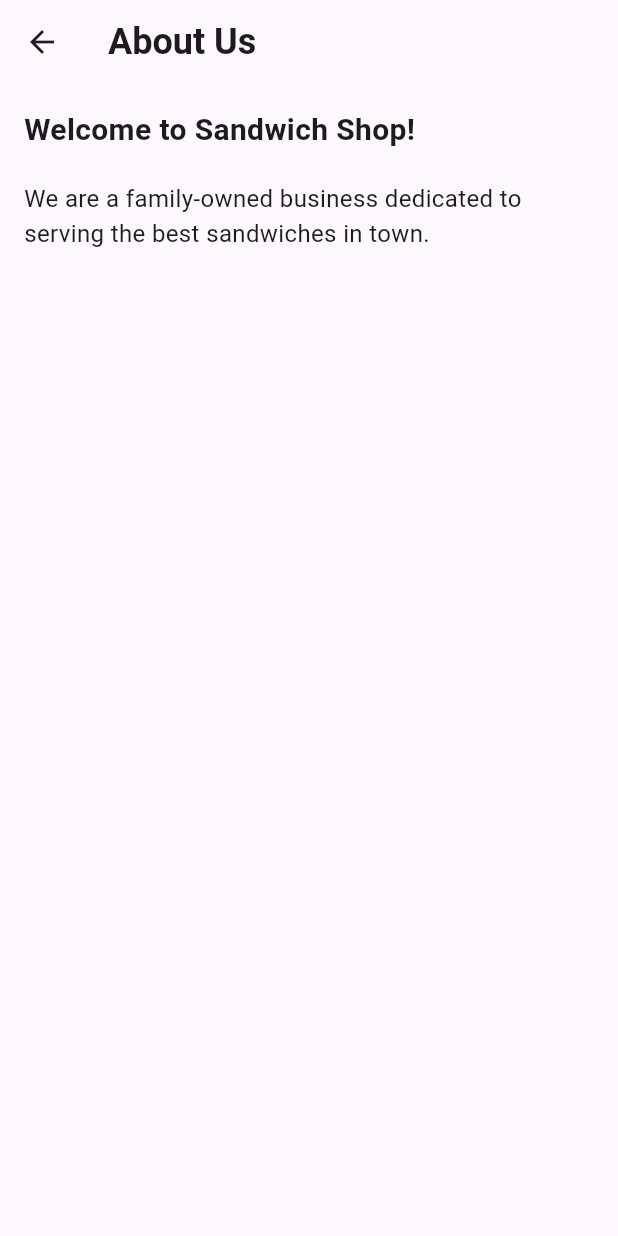
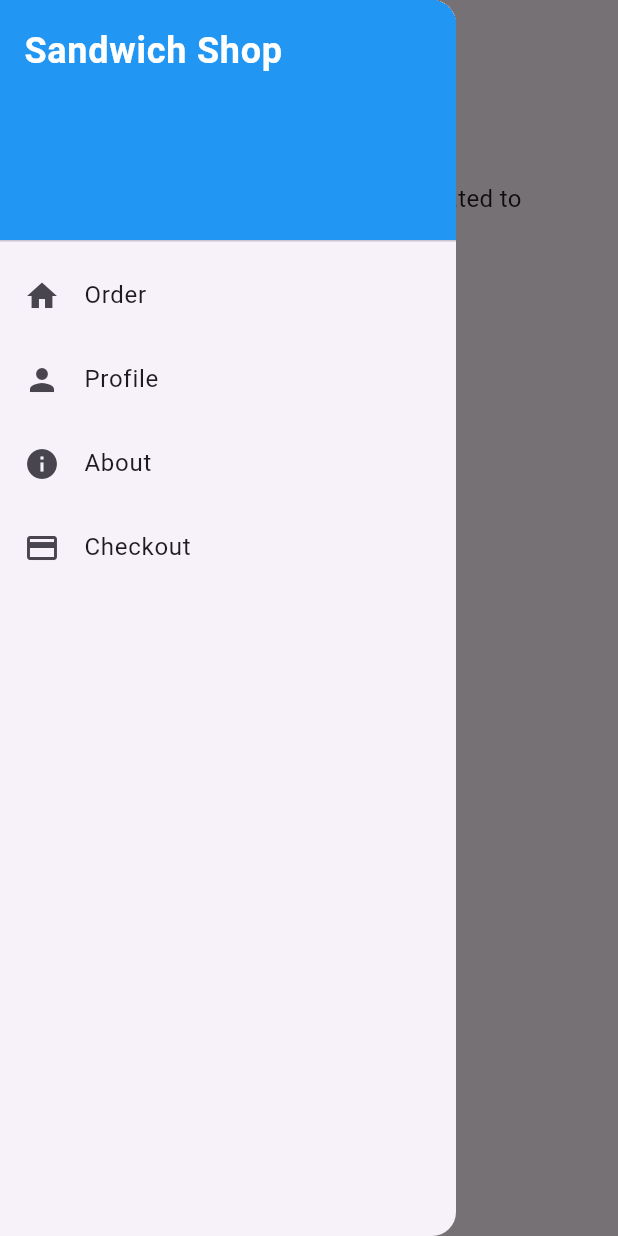
Before and after one commit to malobaid75/sandwich_shop_mine, a Flutter app: the AboutScreen screen opened by its route, with the side drawer open (before the commit the screen has no drawer), on a phone screen of 412 x 824 dp. Run offline on Flutter 3.47's test engine with Material 3 defaults, Android fonts, the phone set to English and light mode, and no system bars.

Commit message:
enhance app navigation

```diff
--- a/lib/views/about_screen.dart
+++ b/lib/views/about_screen.dart
@@ -1,16 +1,15 @@
 import 'package:flutter/material.dart';
 import 'package:sandwich_shop/views/app_styles.dart';
+import 'package:sandwich_shop/views/app_scaffold.dart';
 
 class AboutScreen extends StatelessWidget {
   const AboutScreen({super.key});
 
   @override
   Widget build(BuildContext context) {
-    return Scaffold(
-      appBar: AppBar(
-        title: const Text('About Us', style: heading1),
-      ),
-      body: const Padding(
+    return AppScaffold(
+      title: 'About Us',
+      child: const Padding(
         padding: EdgeInsets.all(16.0),
         child: Column(
           crossAxisAlignment: CrossAxisAlignment.start,
--- /dev/null
+++ b/lib/views/app_scaffold.dart
@@ -0,0 +1,70 @@
+import 'package:flutter/material.dart';
+import 'package:sandwich_shop/views/app_styles.dart';
+
+class AppScaffold extends StatelessWidget {
+  final String title;
+  final Widget child;
+
+  const AppScaffold({super.key, required this.title, required this.child});
+
+  @override
+  Widget build(BuildContext context) {
+    return LayoutBuilder(builder: (context, constraints) {
+      final bool isWide = constraints.maxWidth >= 800;
+
+      final Widget navList = ListView(
+        children: [
+          DrawerHeader(
+            decoration: const BoxDecoration(color: Colors.blue),
+            child: Text('Sandwich Shop', style: heading1.copyWith(color: Colors.white)),
+          ),
+          ListTile(
+            key: const ValueKey('drawer_home'),
+            leading: const Icon(Icons.home),
+            title: const Text('Order'),
+            onTap: () => Navigator.pushNamedAndRemoveUntil(context, '/', (route) => false),
+          ),
+          ListTile(
+            key: const ValueKey('drawer_profile'),
+            leading: const Icon(Icons.person),
+            title: const Text('Profile'),
+            onTap: () => Navigator.pushNamed(context, '/profile'),
+          ),
+          ListTile(
+            key: const ValueKey('drawer_about'),
+            leading: const Icon(Icons.info),
+            title: const Text('About'),
+            onTap: () => Navigator.pushNamed(context, '/about'),
+          ),
+          ListTile(
+            key: const ValueKey('drawer_checkout'),
+            leading: const Icon(Icons.payment),
+            title: const Text('Checkout'),
+            onTap: () => Navigator.pushNamed(context, '/checkout'),
+          ),
+        ],
+      );
+
+      if (isWide) {
+        // Permanent drawer on the left
+        return Scaffold(
+          appBar: AppBar(title: Text(title, style: heading1)),
+          body: Row(
+            children: [
+              SizedBox(width: 260, child: Material(child: navList)),
+              const VerticalDivider(width: 1),
+              Expanded(child: child),
+            ],
+          ),
+        );
+      }
+
+      // Normal scaffold with drawer
+      return Scaffold(
+        appBar: AppBar(title: Text(title, style: heading1)),
+        drawer: Drawer(child: navList),
+        body: child,
+      );
+    });
+  }
+}
```
Also changed, not shown: lib/views/order_screen.dart (+6 -21 lines), lib/views/profile_screen.dart (+4 -4 lines).
